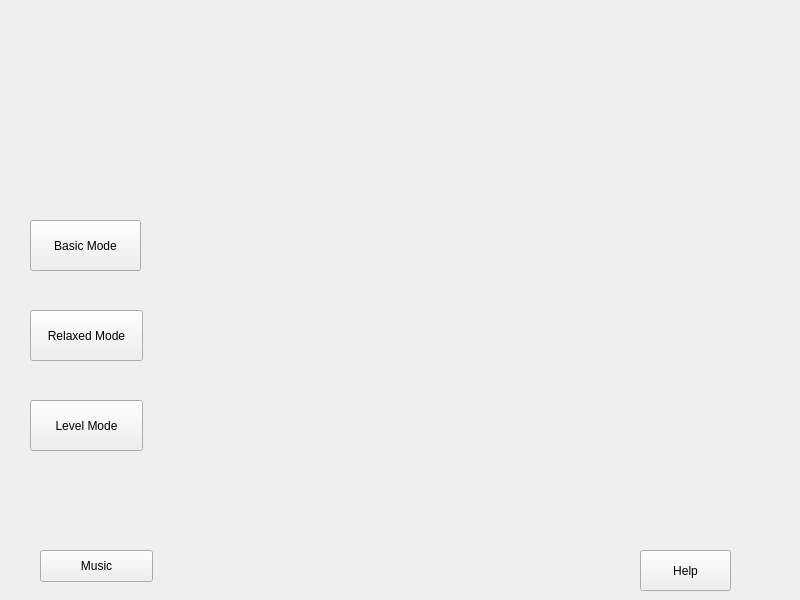
Before: the Qt Designer form mainwindow.ui in hero919/ImagesMatching, drawn with Qt 5.
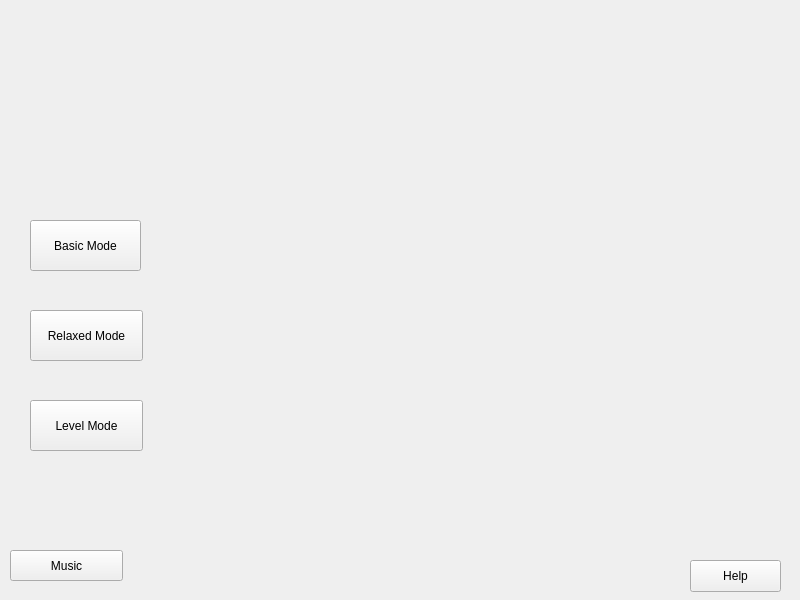
After: the same form once the commit is applied. Icons and pictures are not drawn.

```diff
--- a/mainwindow.ui
+++ b/mainwindow.ui
@@ -71,35 +71,32 @@
      <string>Basic Mode</string>
     </property>
    </widget>
-   <widget class="QPushButton" name="pushButton_5">
-    <property name="geometry">
-     <rect>
-      <x>640</x>
-      <y>550</y>
-      <width>91</width>
-      <height>41</height>
-     </rect>
-    </property>
-    <property name="styleSheet">
-     <string notr="true">background-image: url();</string>
-    </property>
-    <property name="text">
-     <string>Help</string>
-    </property>
-   </widget>
    <widget class="QPushButton" name="MusicButton">
     <property name="geometry">
      <rect>
-      <x>40</x>
+      <x>10</x>
       <y>550</y>
       <width>113</width>
-      <height>32</height>
+      <height>31</height>
      </rect>
     </property>
     <property name="text">
      <string>Music</string>
     </property>
    </widget>
+   <widget class="QPushButton" name="HelpButton">
+    <property name="geometry">
+     <rect>
+      <x>690</x>
+      <y>560</y>
+      <width>91</width>
+      <height>32</height>
+     </rect>
+    </property>
+    <property name="text">
+     <string>Help</string>
+    </property>
+   </widget>
   </widget>
  </widget>
  <layoutdefault spacing="6" margin="11"/>
```
